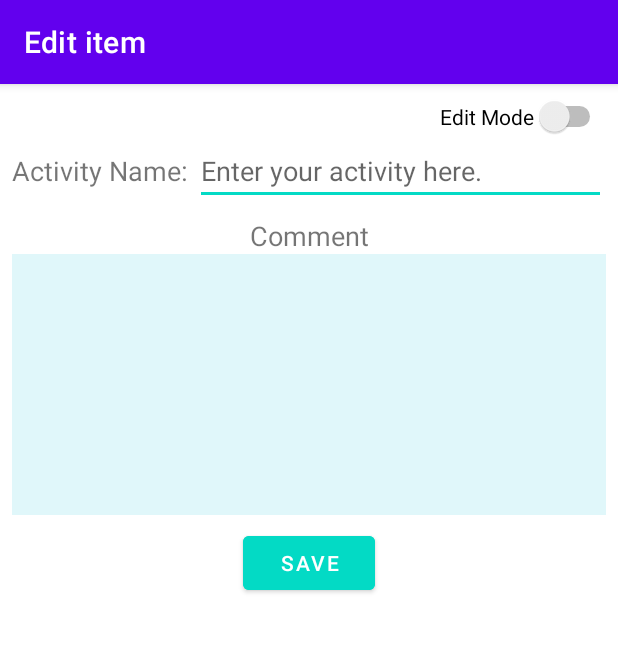
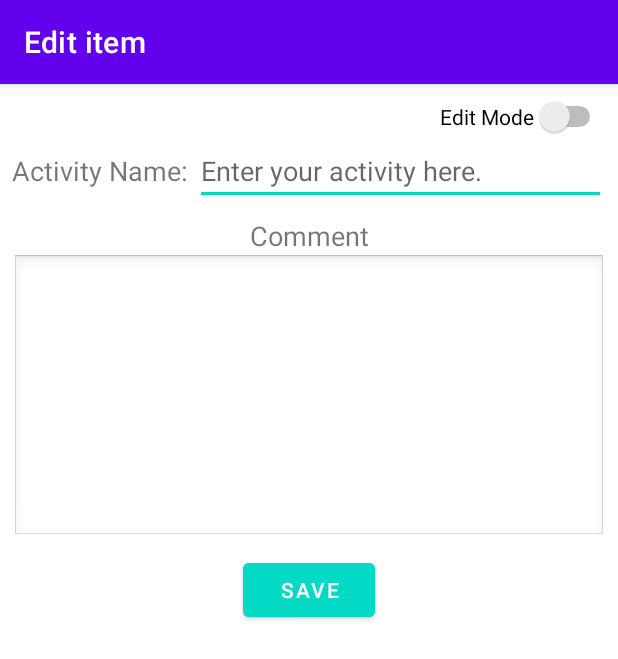
Before and after one commit to RuiminGao/SimpleTodo, an Android app: the EditActivity screen opened directly, with no data from a screen before it, on a phone screen of 412 x 824 dp. Shown: the top 659 px of the screen. Run offline under Robolectric (Android 15) with nearby library versions, the phone set to English and light mode, and no system bars.

Commit message:
Change the background style of comment EditText.

```diff
--- a/app/src/main/res/layout/activity_edit.xml
+++ b/app/src/main/res/layout/activity_edit.xml
@@ -80,7 +80,7 @@
             android:scrollbars="vertical"
             android:minLines="8"
             android:inputType="textMultiLine"
-            android:background="#E0F7FA"
+            android:background="@android:drawable/edit_text"
             android:textIsSelectable="true"/>
     </RelativeLayout>
 
```
